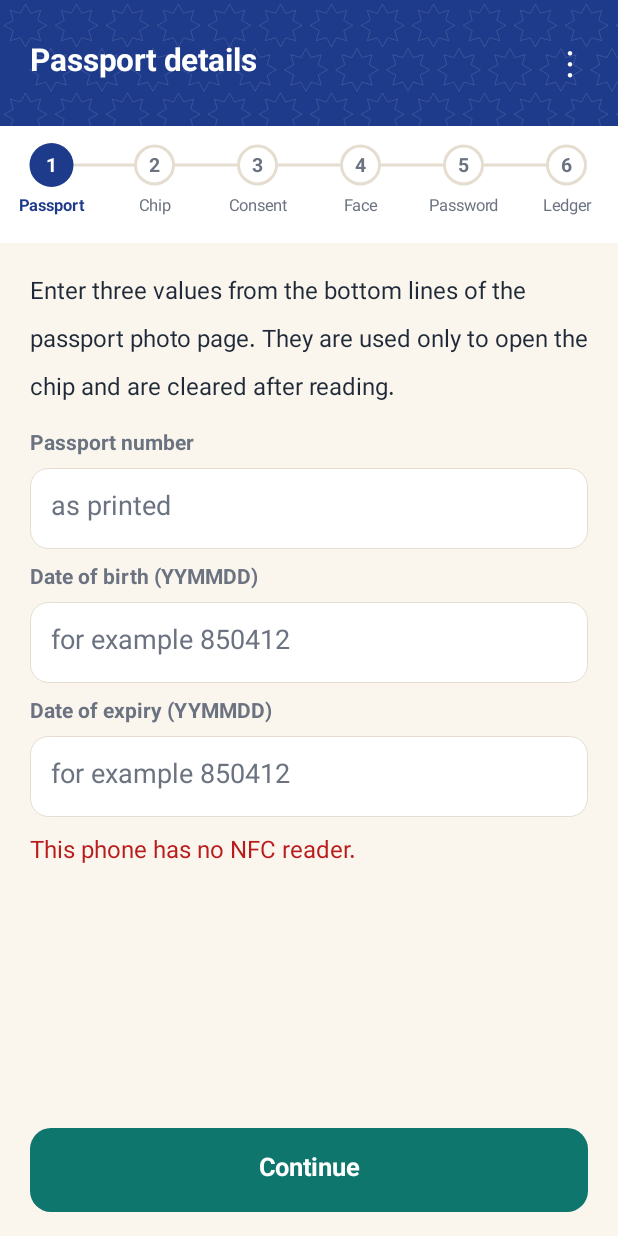
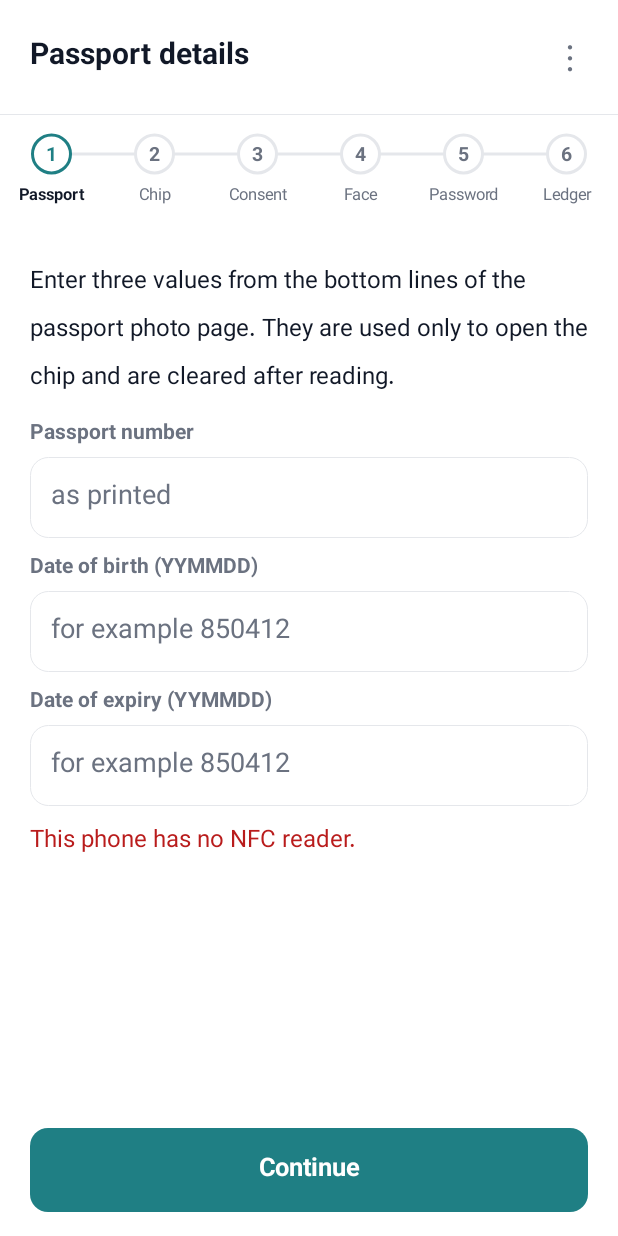
Before and after one commit to NemoUnus/proof-of-one, an Android app: the screen it shows after launch (MainActivity), after a tap on "Start", on a phone screen of 412 x 824 dp. Run offline under Robolectric (Android 15) with nearby library versions, the phone set to English and light mode, and no system bars; libraries missing offline, so code that uses them is left out: org.bouncycastle.jce, org.jmrtd; pictures from the network do not load; 1 statement that could not run was skipped.

Commit message:
App: minimal look (plain background, one accent colour, no band or pattern)

```diff
--- a/reference/android-prototype/app/src/main/java/io/github/nemounus/proofofone/reader/EnrolActivity.kt
+++ b/reference/android-prototype/app/src/main/java/io/github/nemounus/proofofone/reader/EnrolActivity.kt
@@ -134,7 +134,6 @@ class EnrolActivity : Activity() {
     private fun face() {
         page = P.FACE; clear()
         val pg = Ui.page(this, t("faceStep"), 4) { menu() }
-        pg.content.addView(Ui.symbol(this, "◉", Ui.c(this).primary))
         pg.content.addView(Ui.body(this, t("faceIntro")))
         val st = Ui.status(this); faceStatus = st; pg.content.addView(st)
         bottom = pg.bottom
--- a/reference/android-prototype/app/src/main/java/io/github/nemounus/proofofone/reader/MainActivity.kt
+++ b/reference/android-prototype/app/src/main/java/io/github/nemounus/proofofone/reader/MainActivity.kt
@@ -156,7 +156,6 @@ class MainActivity : Activity(), NfcAdapter.ReaderCallback {
     private fun chip() {
         val pg = Ui.page(this, t("st2Title"), 2) { menu() }
         val c = Ui.c(this)
-        pg.content.addView(Ui.symbol(this, "▭ ⟿ ▢", c.primary))
         pg.content.addView(Ui.body(this, t("hold")))
         pg.content.addView(Ui.note(this, t("chipTip")))
         val st = Ui.status(this); status = st; pg.content.addView(st)
@@ -210,7 +209,6 @@ class MainActivity : Activity(), NfcAdapter.ReaderCallback {
     // ---- an older membership (before v0.12): enrol again
     private fun old() {
         val pg = Ui.page(this, t("appName"), 0) { menu() }
-        pg.content.addView(Ui.symbol(this, "↻", Ui.c(this).accent))
         pg.content.addView(Ui.body(this, t("regOld")))
         pg.bottom.addView(Ui.primary(this, t("enrolAgain")) { reenrol = true; show(P.DETAILS) })
     }
@@ -218,7 +216,6 @@ class MainActivity : Activity(), NfcAdapter.ReaderCallback {
     // ---- step 6: registration on the public ledger
     private fun reg() {
         val pg = Ui.page(this, t("st6Title"), 6) { menu() }
-        pg.content.addView(Ui.symbol(this, "⧗", Ui.c(this).primary))
         pg.content.addView(Ui.body(this, t("regIntro")))
         val st = Ui.status(this); status = st; pg.content.addView(st)
         numberCard(pg.content)
--- a/reference/android-prototype/app/src/main/java/io/github/nemounus/proofofone/reader/Ui.kt
+++ b/reference/android-prototype/app/src/main/java/io/github/nemounus/proofofone/reader/Ui.kt
@@ -1,7 +1,8 @@
 // SPDX-License-Identifier: Apache-2.0
 // Proof of One — the app's look (v0.13; Decision #64, design by the Hokusai agent).
-// One task per screen, a numbered progress bar for the six steps of joining, calm colours
-// drawn from tile work shared by many traditions (turquoise, lapis, saffron on ivory), the
+// One task per screen, a numbered progress bar for the six steps of joining, and a minimal
+// look (the founder's choice): plain background, one accent colour (the logo's teal), no
+// decoration, thin lines instead of boxes, the
 // Vazirmatn typeface for Persian, Arabic and Latin (SIL Open Font License, assets/fonts; the
 // phone's own font for Russian and Chinese),
 // light and dark modes, large touch targets, right-to-left layout in Persian and Arabic.
@@ -40,12 +41,12 @@ object Ui {
     // ---- colours (light, dark)
     class Palette(val bg: Int, val surface: Int, val text: Int, val muted: Int, val primary: Int, val onPrimary: Int,
                   val heading: Int, val accent: Int, val line: Int, val good: Int, val bad: Int, val soft: Int, val band: Int)
-    private val LIGHT = Palette(bg = 0xFFFAF6EE.toInt(), surface = 0xFFFFFFFF.toInt(), text = 0xFF1F2937.toInt(), muted = 0xFF6B7280.toInt(),
-        primary = 0xFF0F766E.toInt(), onPrimary = 0xFFFFFFFF.toInt(), heading = 0xFF1E3A8A.toInt(), accent = 0xFFC2410C.toInt(),
-        line = 0xFFE5DED0.toInt(), good = 0xFF15803D.toInt(), bad = 0xFFB91C1C.toInt(), soft = 0xFFE6F2F0.toInt(), band = 0xFF1E3A8A.toInt())
-    private val DARK = Palette(bg = 0xFF0B1220.toInt(), surface = 0xFF152033.toInt(), text = 0xFFE5E7EB.toInt(), muted = 0xFF9CA3AF.toInt(),
-        primary = 0xFF2DD4BF.toInt(), onPrimary = 0xFF042F2E.toInt(), heading = 0xFF93C5FD.toInt(), accent = 0xFFFDBA74.toInt(),
-        line = 0xFF253049.toInt(), good = 0xFF4ADE80.toInt(), bad = 0xFFF87171.toInt(), soft = 0xFF12302D.toInt(), band = 0xFF1E3A8A.toInt())
+    private val LIGHT = Palette(bg = 0xFFFFFFFF.toInt(), surface = 0xFFFFFFFF.toInt(), text = 0xFF111827.toInt(), muted = 0xFF6B7280.toInt(),
+        primary = 0xFF1F7F84.toInt(), onPrimary = 0xFFFFFFFF.toInt(), heading = 0xFF111827.toInt(), accent = 0xFFB45309.toInt(),
+        line = 0xFFE5E7EB.toInt(), good = 0xFF15803D.toInt(), bad = 0xFFB91C1C.toInt(), soft = 0xFFF3F4F6.toInt(), band = 0xFFFFFFFF.toInt())
+    private val DARK = Palette(bg = 0xFF0B0F14.toInt(), surface = 0xFF0B0F14.toInt(), text = 0xFFE5E7EB.toInt(), muted = 0xFF9CA3AF.toInt(),
+        primary = 0xFF2DD4BF.toInt(), onPrimary = 0xFF042F2E.toInt(), heading = 0xFFF9FAFB.toInt(), accent = 0xFFFBBF24.toInt(),
+        line = 0xFF1F2937.toInt(), good = 0xFF4ADE80.toInt(), bad = 0xFFF87171.toInt(), soft = 0xFF111827.toInt(), band = 0xFF0B0F14.toInt())
     fun c(ctx: Context): Palette =
         if ((ctx.resources.configuration.uiMode and Configuration.UI_MODE_NIGHT_MASK) == Configuration.UI_MODE_NIGHT_YES) DARK else LIGHT
 
@@ -63,7 +64,7 @@ object Ui {
     }
     fun dp(ctx: Context, v: Int) = (v * ctx.resources.displayMetrics.density).toInt()
 
-    // ---- the page: header band, step bar, scrolling content, a fixed area for the main button
+    // ---- the page: title, step bar, scrolling content, a fixed area for the main button
     class Page(val root: View, val content: LinearLayout, val bottom: LinearLayout)
 
     /**
@@ -72,22 +73,26 @@ object Ui {
      */
     fun page(a: Activity, title: String, step: Int = 0, onMenu: (() -> Unit)? = null): Page {
         val p = c(a)
-        a.window.statusBarColor = p.band
+        a.window.statusBarColor = p.bg
         a.window.navigationBarColor = p.bg
+        // dark status-bar icons on the light background
+        @Suppress("DEPRECATION")
+        if ((a.resources.configuration.uiMode and Configuration.UI_MODE_NIGHT_MASK) != Configuration.UI_MODE_NIGHT_YES)
+            a.window.decorView.systemUiVisibility = View.SYSTEM_UI_FLAG_LIGHT_STATUS_BAR or View.SYSTEM_UI_FLAG_LIGHT_NAVIGATION_BAR
         val outer = LinearLayout(a).apply { orientation = LinearLayout.VERTICAL; setBackgroundColor(p.bg) }
         L10n.dir(outer)
-        // header: a band with a light geometric pattern and the screen's title
-        val header = FrameLayout(a).apply { setBackgroundColor(p.band) }
-        header.addView(Pattern(a), FrameLayout.LayoutParams(ViewGroup.LayoutParams.MATCH_PARENT, ViewGroup.LayoutParams.MATCH_PARENT))
-        val hrow = LinearLayout(a).apply { orientation = LinearLayout.HORIZONTAL; gravity = Gravity.CENTER_VERTICAL; setPadding(dp(a, 20), dp(a, 18), dp(a, 8), dp(a, 18)) }
-        hrow.addView(TextView(a).apply { text = title; textSize = 21f; typeface = font(a, true); setTextColor(Color.WHITE) },
+        // header: the screen's title on the plain background, a thin line under it
+        val header = LinearLayout(a).apply { orientation = LinearLayout.VERTICAL }
+        val hrow = LinearLayout(a).apply { orientation = LinearLayout.HORIZONTAL; gravity = Gravity.CENTER_VERTICAL; setPadding(dp(a, 20), dp(a, 14), dp(a, 8), dp(a, 14)) }
+        hrow.addView(TextView(a).apply { text = title; textSize = 20f; typeface = font(a, true); setTextColor(p.heading) },
             LinearLayout.LayoutParams(0, ViewGroup.LayoutParams.WRAP_CONTENT, 1f))
         if (onMenu != null) hrow.addView(TextView(a).apply {
-            text = "⋮"; textSize = 24f; setTextColor(Color.WHITE); gravity = Gravity.CENTER
+            text = "⋮"; textSize = 24f; setTextColor(p.muted); gravity = Gravity.CENTER
             minWidth = dp(a, 48); minHeight = dp(a, 48); contentDescription = L10n.t("menu")
             setOnClickListener { onMenu() }
         })
         header.addView(hrow)
+        header.addView(View(a).apply { setBackgroundColor(p.line) }, LinearLayout.LayoutParams(ViewGroup.LayoutParams.MATCH_PARENT, dp(a, 1)))
         outer.addView(header)
         if (step > 0) outer.addView(Steps(a, step), LinearLayout.LayoutParams(ViewGroup.LayoutParams.MATCH_PARENT, dp(a, 78)))
         val content = LinearLayout(a).apply { orientation = LinearLayout.VERTICAL; setPadding(dp(a, 20), dp(a, 16), dp(a, 20), dp(a, 16)) }
@@ -136,16 +141,16 @@ object Ui {
         val p = c(ctx)
         text = s; isAllCaps = false; textSize = 17f; typeface = font(ctx, true); setTextColor(p.onPrimary)
         minHeight = dp(ctx, 56); stateListAnimator = null
-        background = RippleDrawable(ColorStateList.valueOf(0x33FFFFFF), rounded(p.primary, dp(ctx, 14).toFloat()), null)
+        background = RippleDrawable(ColorStateList.valueOf(0x33FFFFFF), rounded(p.primary, dp(ctx, 12).toFloat()), null)
         layoutParams = LinearLayout.LayoutParams(ViewGroup.LayoutParams.MATCH_PARENT, ViewGroup.LayoutParams.WRAP_CONTENT).apply { topMargin = dp(ctx, 8) }
         setOnClickListener { click() }
     }
-    /** A secondary action: outlined. */
+    /** A secondary action: plain text in the accent colour. */
     fun secondary(ctx: Context, s: String, click: () -> Unit) = Button(ctx).apply {
         val p = c(ctx)
         text = s; isAllCaps = false; textSize = 16f; typeface = font(ctx); setTextColor(p.primary)
         minHeight = dp(ctx, 52); stateListAnimator = null
-        background = RippleDrawable(ColorStateList.valueOf(0x220F766E), rounded(Color.TRANSPARENT, dp(ctx, 14).toFloat(), dp(ctx, 2), p.primary), null)
+        background = RippleDrawable(ColorStateList.valueOf(0x221F7F84), null, rounded(Color.WHITE, dp(ctx, 12).toFloat()))
         layoutParams = LinearLayout.LayoutParams(ViewGroup.LayoutParams.MATCH_PARENT, ViewGroup.LayoutParams.WRAP_CONTENT).apply { topMargin = dp(ctx, 8) }
         setOnClickListener { click() }
     }
@@ -156,7 +161,7 @@ object Ui {
     fun card(ctx: Context, tint: Boolean = false) = LinearLayout(ctx).apply {
         val p = c(ctx)
         orientation = LinearLayout.VERTICAL
-        background = rounded(if (tint) p.soft else p.surface, dp(ctx, 16).toFloat(), dp(ctx, 1), p.line)
+        background = rounded(if (tint) p.soft else p.surface, dp(ctx, 12).toFloat(), if (tint) 0 else dp(ctx, 1), p.line)
         setPadding(dp(ctx, 16), dp(ctx, 14), dp(ctx, 16), dp(ctx, 14))
         layoutParams = LinearLayout.LayoutParams(ViewGroup.LayoutParams.MATCH_PARENT, ViewGroup.LayoutParams.WRAP_CONTENT).apply { topMargin = dp(ctx, 10); bottomMargin = dp(ctx, 6) }
     }
@@ -205,7 +210,7 @@ object Ui {
         private val txt = Paint(Paint.ANTI_ALIAS_FLAG).apply { textAlign = Paint.Align.CENTER; typeface = font(ctx, true) }
         private val lbl = Paint(Paint.ANTI_ALIAS_FLAG).apply { textAlign = Paint.Align.CENTER; typeface = font(ctx) }
         init {
-            setBackgroundColor(p.surface)
+            setBackgroundColor(p.bg)
             contentDescription = L10n.t("stepOf", current, 6) + ": " + L10n.t(STEP_KEYS[current - 1])
         }
         override fun onDraw(cv: Canvas) {
@@ -225,13 +230,14 @@ object Ui {
                 val k = i + 1; val cx = x(i)
                 when {
                     k < current -> { fill.style = Paint.Style.FILL; fill.color = p.primary; cv.drawCircle(cx, cy, r, fill); tick(cv, cx, cy, r) }
-                    k == current -> { fill.style = Paint.Style.FILL; fill.color = p.band; cv.drawCircle(cx, cy, r + dp(context, 2), fill)
-                        txt.color = Color.WHITE; cv.drawText(num(k), cx, cy + txt.textSize / 3, txt) }
+                    k == current -> { fill.style = Paint.Style.FILL; fill.color = p.bg; cv.drawCircle(cx, cy, r, fill)
+                        fill.style = Paint.Style.STROKE; fill.color = p.primary; fill.strokeWidth = dp(context, 2).toFloat(); cv.drawCircle(cx, cy, r, fill)
+                        txt.color = p.primary; cv.drawText(num(k), cx, cy + txt.textSize / 3, txt) }
                     else -> { fill.style = Paint.Style.FILL; fill.color = p.surface; cv.drawCircle(cx, cy, r, fill)
                         fill.style = Paint.Style.STROKE; fill.color = p.line; cv.drawCircle(cx, cy, r, fill)
                         txt.color = p.muted; cv.drawText(num(k), cx, cy + txt.textSize / 3, txt) }
                 }
-                lbl.color = if (k == current) p.heading else p.muted
+                lbl.color = if (k == current) p.text else p.muted
                 lbl.typeface = font(context, k == current)
                 cv.drawText(L10n.t(STEP_KEYS[i]), cx, cy + r + dp(context, 18), lbl)
             }
@@ -256,7 +262,7 @@ object Ui {
      */
     class Logo(ctx: Context, private val sizeDp: Int) : View(ctx) {
         private val dark = c(ctx).bg == DARK.bg
-        private val ring = Paint(Paint.ANTI_ALIAS_FLAG).apply { style = Paint.Style.STROKE; strokeCap = Paint.Cap.ROUND; color = if (dark) 0xFFCBD5E1.toInt() else 0xFF12233D.toInt() }
+        private val ring = Paint(Paint.ANTI_ALIAS_FLAG).apply { style = Paint.Style.STROKE; strokeCap = Paint.Cap.ROUND; color = if (dark) 0xFFE5E7EB.toInt() else 0xFF12233D.toInt() }
         private val one = Paint(Paint.ANTI_ALIAS_FLAG).apply { style = Paint.Style.STROKE; strokeCap = Paint.Cap.ROUND; strokeJoin = Paint.Join.ROUND; color = if (dark) 0xFF2DD4BF.toInt() else 0xFF1F7F84.toInt() }
         init { contentDescription = "Proof of One" }
         override fun onMeasure(w: Int, h: Int) { val d = dp(context, sizeDp); setMeasuredDimension(View.MeasureSpec.getSize(w), d) }
@@ -276,37 +282,6 @@ object Ui {
         }
     }
 
-    /** A faint pattern of eight-pointed stars, as in tile and lattice work from many regions. */
-    class Pattern(ctx: Context) : View(ctx) {
-        private val paint = Paint(Paint.ANTI_ALIAS_FLAG).apply { color = 0x1FFFFFFF; style = Paint.Style.STROKE; strokeWidth = dp(ctx, 1).toFloat() }
-        // No height of its own: the header's height comes from its title row, and the pattern
-        // then fills it (FrameLayout measures it again at that exact height). Without this, a
-        // match-parent child of a wrap-content header took the whole screen (v0.14 on a phone).
-        override fun onMeasure(w: Int, h: Int) {
-            val height = if (View.MeasureSpec.getMode(h) == View.MeasureSpec.EXACTLY) View.MeasureSpec.getSize(h) else 0
-            setMeasuredDimension(View.MeasureSpec.getSize(w), height)
-        }
-        override fun onDraw(cv: Canvas) {
-            val s = dp(context, 34).toFloat()
-            var y = s / 2; var row = 0
-            while (y < height + s) {
-                var x = if (row % 2 == 0) s / 2 else s
-                while (x < width + s) { star(cv, x, y, s * 0.42f); x += s }
-                y += s * 0.87f; row++
-            }
-        }
-        private fun star(cv: Canvas, cx: Float, cy: Float, r: Float) {
-            val path = Path()
-            for (i in 0 until 16) {
-                val a = Math.PI / 8 * i - Math.PI / 2
-                val rr = if (i % 2 == 0) r else r * 0.62f
-                val x = cx + (rr * cos(a)).toFloat(); val y = cy + (rr * sin(a)).toFloat()
-                if (i == 0) path.moveTo(x, y) else path.lineTo(x, y)
-            }
-            path.close(); cv.drawPath(path, paint)
-        }
-    }
-
     /** The tools and language menu behind "⋮". */
     fun menu(a: Activity, items: List<Pair<String, () -> Unit>>) {
         val names = items.map { it.first }.toTypedArray()
```
Also changed, not shown: 1 other file.
